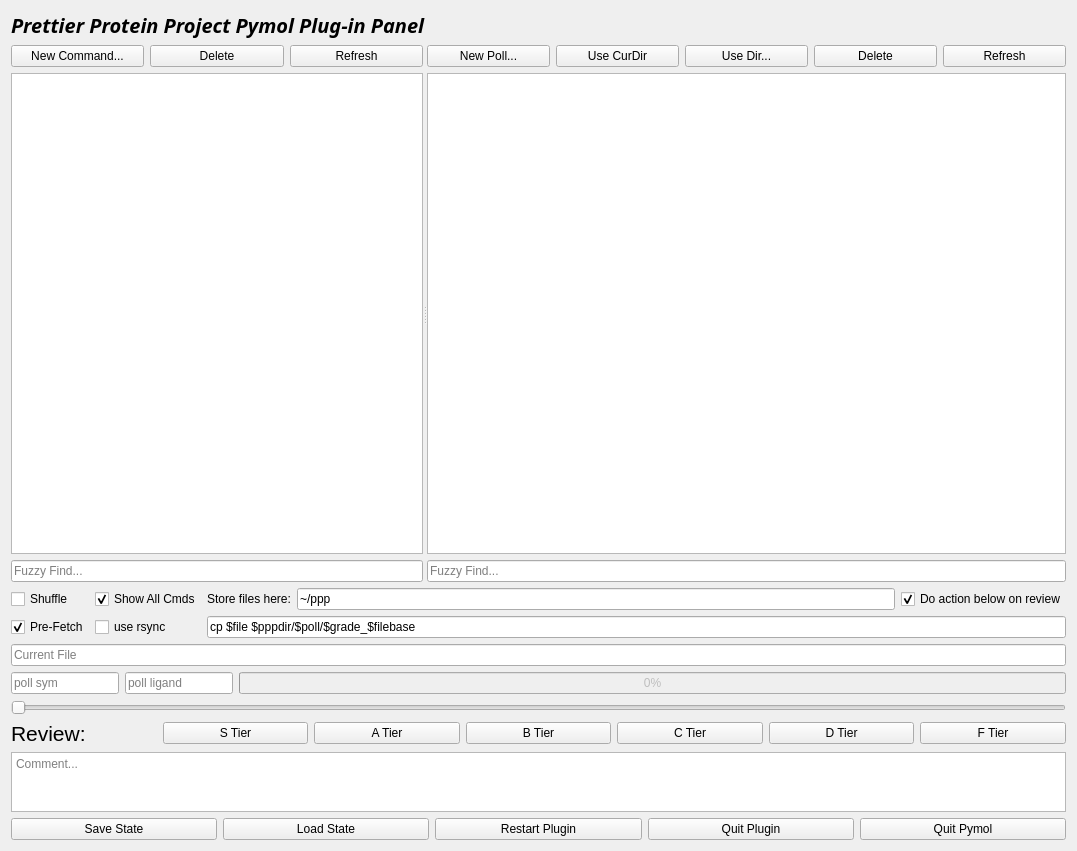
baker-laboratory/ipd, file ipd/ppp/plugin/ppppp/gui_grid_main.ui: the form before one commit.
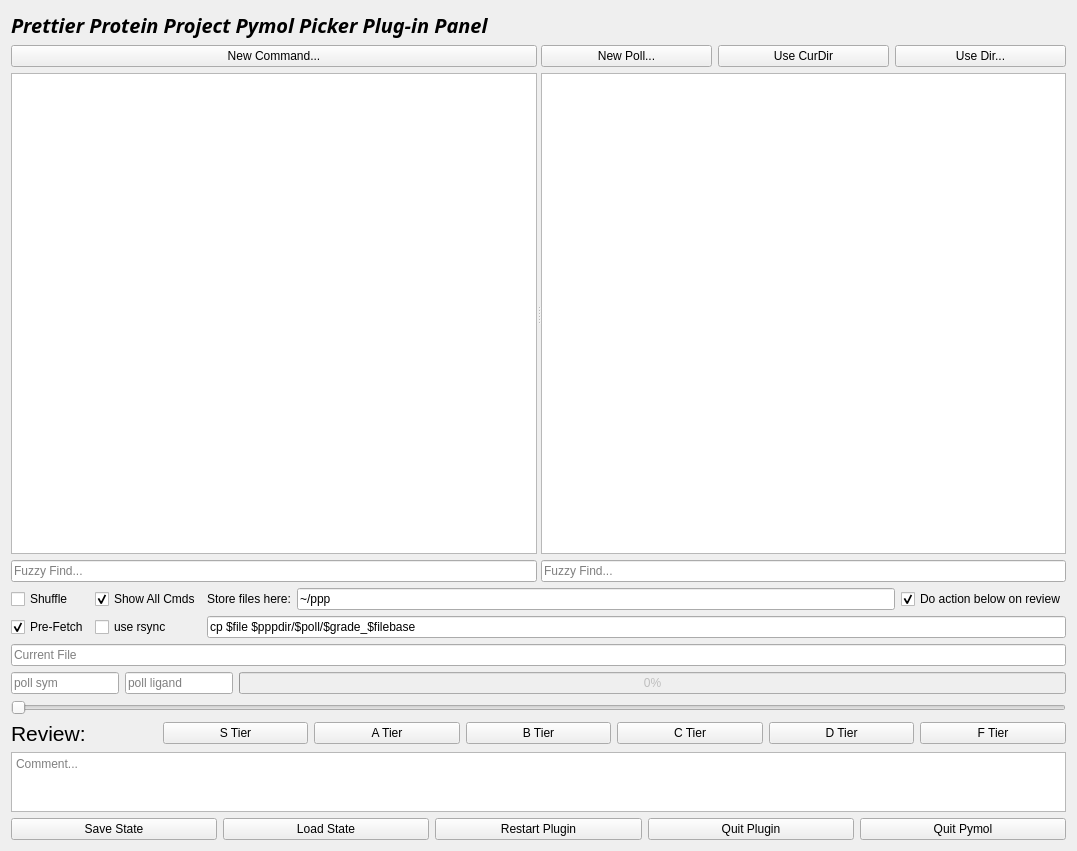
The form after the commit.

What changed in the file:
```diff
--- a/ipd/ppp/plugin/ppppp/gui_grid_main.ui
+++ b/ipd/ppp/plugin/ppppp/gui_grid_main.ui
@@ -87,7 +87,7 @@
         </font>
        </property>
        <property name="text">
-        <string>Prettier Protein Project Pymol Plug-in Panel</string>
+        <string>Prettier Protein Project Pymol Picker Plug-in Panel</string>
        </property>
       </widget>
      </item>
@@ -110,26 +110,6 @@
              </property>
             </widget>
            </item>
-           <item>
-            <widget class="QPushButton" name="button_delopt">
-             <property name="toolTip">
-              <string>&lt;html&gt;&lt;head/&gt;&lt;body&gt;&lt;p&gt;delete the selected command. will only delete from the server if you are the same user who created it.&lt;/p&gt;&lt;/body&gt;&lt;/html&gt;</string>
-             </property>
-             <property name="text">
-              <string>Delete</string>
-             </property>
-            </widget>
-           </item>
-           <item>
-            <widget class="QPushButton" name="button_refresh_cmds">
-             <property name="toolTip">
-              <string>&lt;html&gt;&lt;head/&gt;&lt;body&gt;&lt;p&gt;get new command list from the server&lt;/p&gt;&lt;/body&gt;&lt;/html&gt;</string>
-             </property>
-             <property name="text">
-              <string>Refresh</string>
-             </property>
-            </widget>
-           </item>
           </layout>
          </item>
          <item>
@@ -193,26 +173,6 @@
                </property>
               </widget>
              </item>
-             <item>
-              <widget class="QPushButton" name="button_delpoll">
-               <property name="toolTip">
-                <string>&lt;html&gt;&lt;head/&gt;&lt;body&gt;&lt;p&gt;delete the selected poll. will only delete poll from the server if you are the creator&lt;/p&gt;&lt;/body&gt;&lt;/html&gt;</string>
-               </property>
-               <property name="text">
-                <string>Delete</string>
-               </property>
-              </widget>
-             </item>
-             <item>
-              <widget class="QPushButton" name="button_refresh_polls">
-               <property name="toolTip">
-                <string>&lt;html&gt;&lt;head/&gt;&lt;body&gt;&lt;p&gt;reload polls from the server&lt;/p&gt;&lt;/body&gt;&lt;/html&gt;</string>
-               </property>
-               <property name="text">
-                <string>Refresh</string>
-               </property>
-              </widget>
-             </item>
             </layout>
            </item>
            <item>
```
